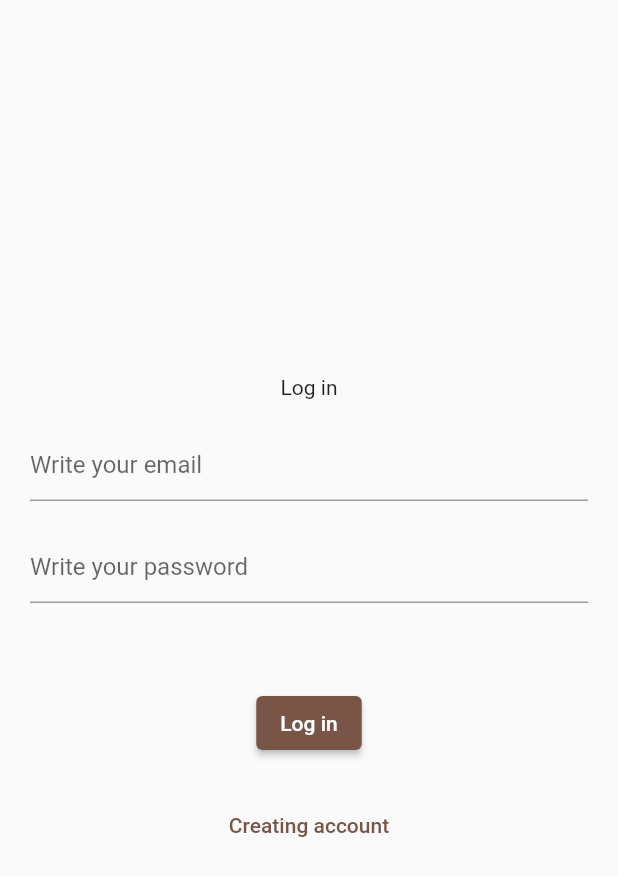
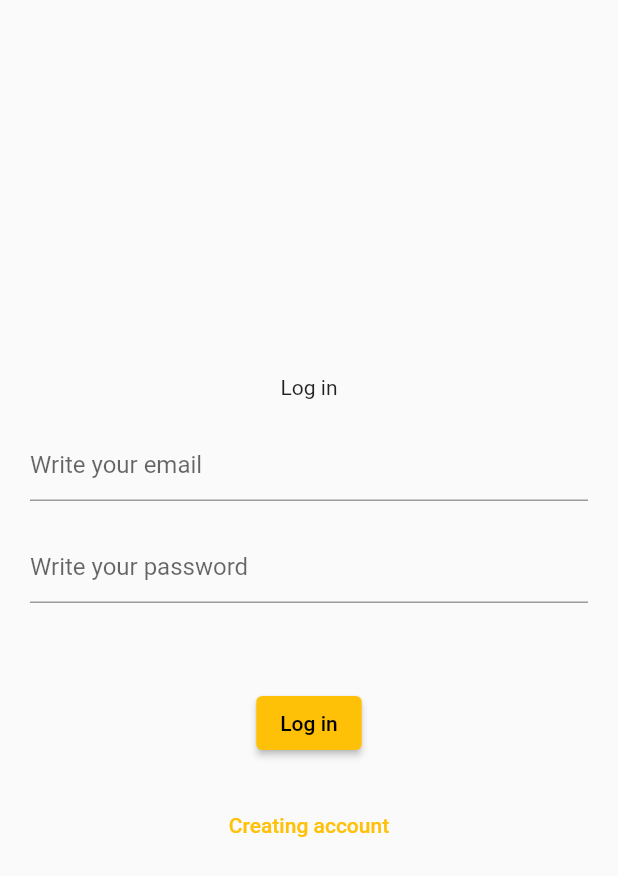
Before and after one commit to christopherwozniak/best_movies, a Flutter app: the screen it shows after launch, on a phone screen of 412 x 824 dp. Shown: the top 876 px of the screen. Run offline on Flutter 3.47's test engine with Material 2 defaults, Android fonts, the phone set to English and light mode, and no system bars; our stand-ins replace bloc, cloud_firestore, firebase_auth, firebase_core, flutter_bloc; accounts and stored records are empty.

Commit message:
Change theme colour

```diff
--- a/lib/app/app.dart
+++ b/lib/app/app.dart
@@ -1,10 +1,8 @@
+import 'package:best_movies/app/cubit/root_cubit.dart';
 import 'package:best_movies/app/features/home/login_page.dart';
 import 'package:best_movies/app/features/login/home_page.dart';
-import 'package:firebase_auth/firebase_auth.dart';
 import 'package:flutter/material.dart';
-
-
-
+import 'package:flutter_bloc/flutter_bloc.dart';
 
 class MyApp extends StatelessWidget {
   const MyApp({super.key});
@@ -14,13 +12,12 @@ class MyApp extends StatelessWidget {
     return MaterialApp(
       title: 'Flutter Demo',
       theme: ThemeData(
-        primarySwatch: Colors.brown,
+        primarySwatch: Colors.amber,
       ),
       home: const RootPage(),
     );
   }
 }
-
 
 class RootPage extends StatelessWidget {
   const RootPage({
@@ -29,15 +26,20 @@ class RootPage extends StatelessWidget {
 
   @override
   Widget build(BuildContext context) {
-    return StreamBuilder<User?>(
-        stream: FirebaseAuth.instance.authStateChanges(),
-        builder: (context, snapshot) {
-          final user = snapshot.data;
-          if (user == null) {
-            return LoginPage();
-          }
+    return BlocProvider(
+      create: (context) => RootCubit()..start(),
+      child: BlocBuilder<RootCubit, RootState>(
+        builder: (context, state) {
 
-          return HomePage(user: user);
-        });
+          final user = state.user;
+                if (user == null) {
+                  return LoginPage();
+                }
+
+                return HomePage(user: user);
+
+        },
+      ),
+    );
   }
 }
```
